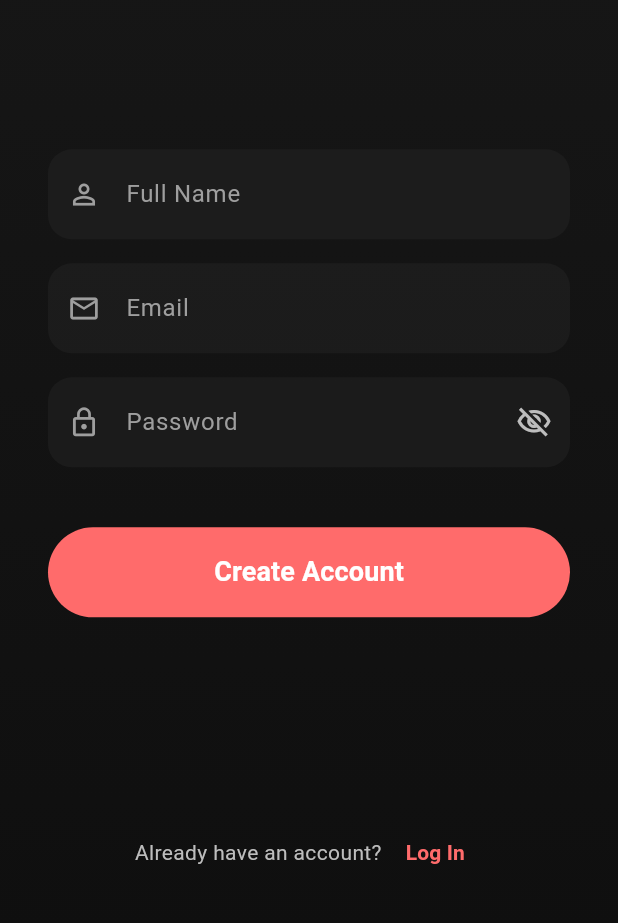
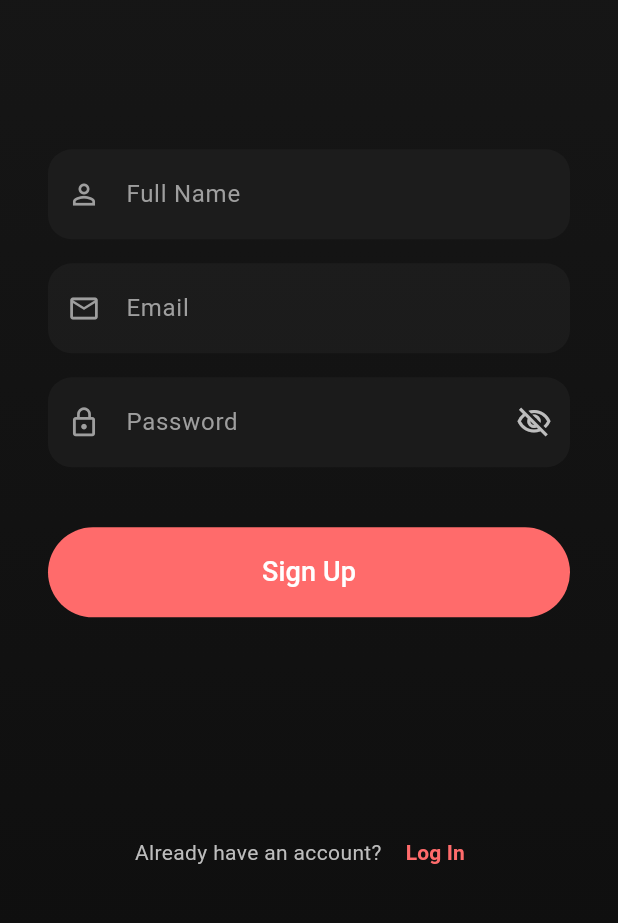
Before and after one commit to Hashim-Zafar/Expense_Tracker_App, a Flutter app: the screen it shows after launch, after a tap on "Get Started", on a phone screen of 412 x 824 dp, the part 300-1223 px from its top. Run offline on Flutter 3.47's test engine with Material 3 defaults, Android fonts, the phone set to English and light mode, and no system bars; our stand-ins replace firebase_auth, firebase_core; accounts and stored records are empty; network calls fail.

Commit message:
Auth Done

```diff
--- a/lib/main.dart
+++ b/lib/main.dart
@@ -1,8 +1,12 @@
+import 'package:firebase_core/firebase_core.dart';
+import 'package:flutter/material.dart';
+import 'firebase_options.dart';
+
 import 'package:expense_tracker/screens/auth/welcome_screen.dart';
-import 'package:flutter/material.dart';
 
-
-void main() {
+void main() async {
+  WidgetsFlutterBinding.ensureInitialized();
+  await Firebase.initializeApp(options: DefaultFirebaseOptions.currentPlatform);
   runApp(const MyApp());
 }
 
@@ -12,30 +16,13 @@ class MyApp extends StatelessWidget {
   @override
   Widget build(BuildContext context) {
     return MaterialApp(
+      title: 'Trackizer',
       debugShowCheckedModeBanner: false,
-      theme: ThemeData(
-        brightness: Brightness.dark,
-        scaffoldBackgroundColor: Colors.black,
-        colorScheme: const ColorScheme.dark(
-          primary: Color(0xFFFF6B6B),    // Your orange accent
-          secondary: Color(0xFFFF6B6B),
-        ),
-        // Makes text fields look consistent with your design
-        inputDecorationTheme: InputDecorationTheme(
-          filled: true,
-          fillColor: Colors.grey[900],
-          border: OutlineInputBorder(
-
-            borderRadius: BorderRadius.circular(16),
-            borderSide: BorderSide.none,
-          ),
-          contentPadding: const EdgeInsets.symmetric(
-            horizontal: 20,
-            vertical: 18,
-          ),
-        ),
+      theme: ThemeData.dark().copyWith(
+        scaffoldBackgroundColor: const Color(0xFF121212),
+        primaryColor: const Color(0xFFFF6B6B),
       ),
-      home: const WelcomeScreen(),
+      home: const WelcomeScreen(), // Always start here
     );
   }
 }
--- a/lib/screens/auth/register_screen.dart
+++ b/lib/screens/auth/register_screen.dart
@@ -1,4 +1,6 @@
 import 'package:flutter/material.dart';
+import 'package:firebase_auth/firebase_auth.dart'; //Hashim
+import '../home/home_screen.dart';
 
 class RegisterScreen extends StatefulWidget {
   const RegisterScreen({super.key});
@@ -12,6 +14,44 @@ class _RegisterScreenState extends State<RegisterScreen> {
   final _emailController = TextEditingController();
   final _passwordController = TextEditingController();
   bool _obscurePassword = true;
+  bool _isLoading = false; // Added by Hashim
+
+  // Added by Hashim Register Logic
+  Future<void> _signUp() async {
+    if (_isLoading) return;
+    setState(() => _isLoading = true);
+
+    try {
+      await FirebaseAuth.instance.createUserWithEmailAndPassword(
+        email: _emailController.text.trim(),
+        password: _passwordController.text.trim(),
+      );
+
+      // Optional: Update display name
+      if (_nameController.text.trim().isNotEmpty) {
+        await FirebaseAuth.instance.currentUser?.updateDisplayName(
+          _nameController.text.trim(),
+        );
+      }
+
+      // ← MANUAL NAVIGATION: Replace current screen with HomeScreen
+      if (mounted) {
+        Navigator.pushReplacement(
+          context,
+          MaterialPageRoute(builder: (context) => const HomeScreen()),
+        );
+      }
+    } on FirebaseAuthException catch (e) {
+      String message = e.message ?? 'Signup failed';
+      if (mounted) {
+        ScaffoldMessenger.of(
+          context,
+        ).showSnackBar(SnackBar(content: Text(message)));
+      }
+    } finally {
+      setState(() => _isLoading = false);
+    }
+  }
 
   @override
   Widget build(BuildContext context) {
@@ -22,10 +62,7 @@ class _RegisterScreenState extends State<RegisterScreen> {
           gradient: LinearGradient(
             begin: Alignment.topCenter,
             end: Alignment.bottomCenter,
-            colors: [
-              Color(0xFF181818),
-              Color(0xFF0F0F0F),
-            ],
+            colors: [Color(0xFF181818), Color(0xFF0F0F0F)],
           ),
         ),
         child: SafeArea(
@@ -64,10 +101,7 @@ class _RegisterScreenState extends State<RegisterScreen> {
                 Text(
                   'Join Trackizer and take control of your subscriptions',
                   textAlign: TextAlign.center,
-                  style: TextStyle(
-                    fontSize: 16,
-                    color: Colors.grey[400],
-                  ),
+                  style: TextStyle(fontSize: 16, color: Colors.grey[400]),
                 ),
 
                 const Spacer(flex: 3),
@@ -113,12 +147,9 @@ class _RegisterScreenState extends State<RegisterScreen> {
                 SizedBox(
                   height: 60,
                   child: ElevatedButton(
-                    onPressed: () {
-                      // TODO: Add Firebase signup logic here later
-                      ScaffoldMessenger.of(context).showSnackBar(
-                        const SnackBar(content: Text('Sign up pressed!')),
-                      );
-                    },
+                    //Press functionality added by hashim
+                    onPressed: _isLoading ? null : _signUp,
+
                     style: ElevatedButton.styleFrom(
                       backgroundColor: const Color(0xFFFF6B6B),
                       foregroundColor: Colors.white,
@@ -127,13 +158,10 @@ class _RegisterScreenState extends State<RegisterScreen> {
                         borderRadius: BorderRadius.circular(30),
                       ),
                     ),
-                    child: const Text(
-                      'Create Account',
-                      style: TextStyle(
-                        fontSize: 18,
-                        fontWeight: FontWeight.bold,
-                      ),
-                    ),
+                    //Added by Hashim
+                    child: _isLoading
+                        ? const CircularProgressIndicator(color: Colors.white)
+                        : const Text('Sign Up', style: TextStyle(fontSize: 18)),
                   ),
                 ),
 
```
Also changed, not shown: lib/screens/auth/login_screen.dart (+50 -20 lines), lib/screens/home/home_screen.dart (+41 -0 lines), pubspec.yaml (+11 -36 lines), assets/images/bubbles.png (renamed from lib/assets/images/welcome_background_bubble.png), assets/images/cloud.png (renamed from lib/assets/images/Cloud.png), assets/images/logo.png (renamed from lib/assets/images/Logo.png), assets/images/netflix.png (renamed from lib/assets/images/Netflix.png), assets/images/spotify.png (renamed from lib/assets/images/Spotify.png), assets/images/youtube.png (renamed from lib/assets/images/Youtube.png), firebase.json (added), lib/firebase_options.dart (added), pubspec.lock, 6 other files.
